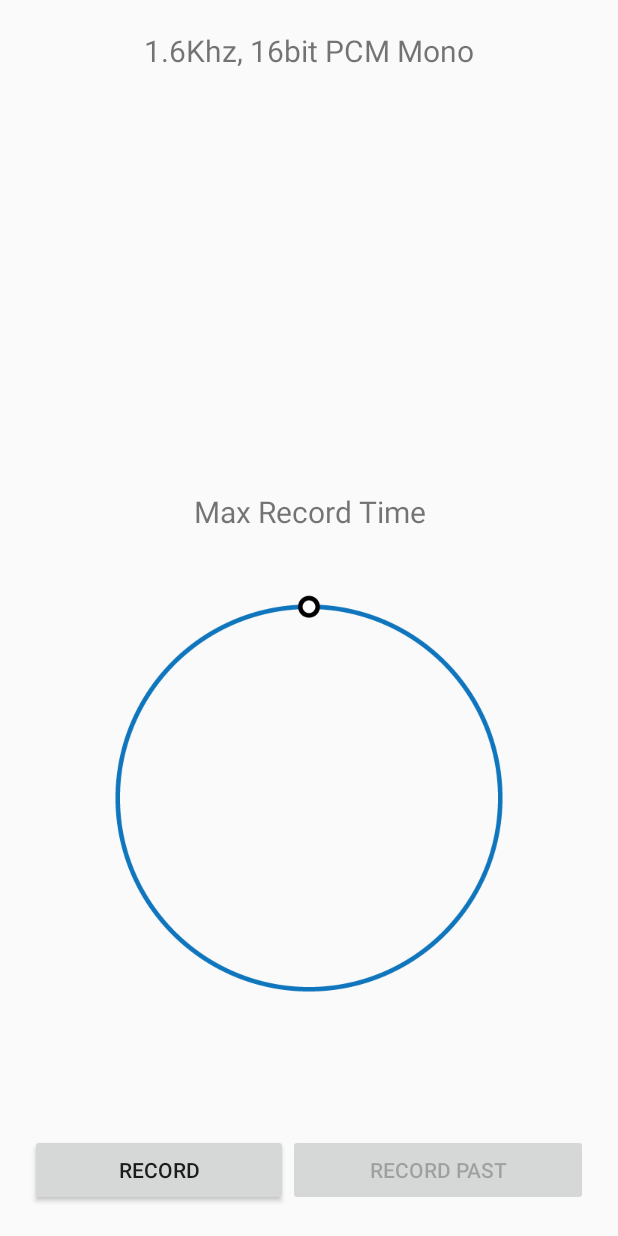
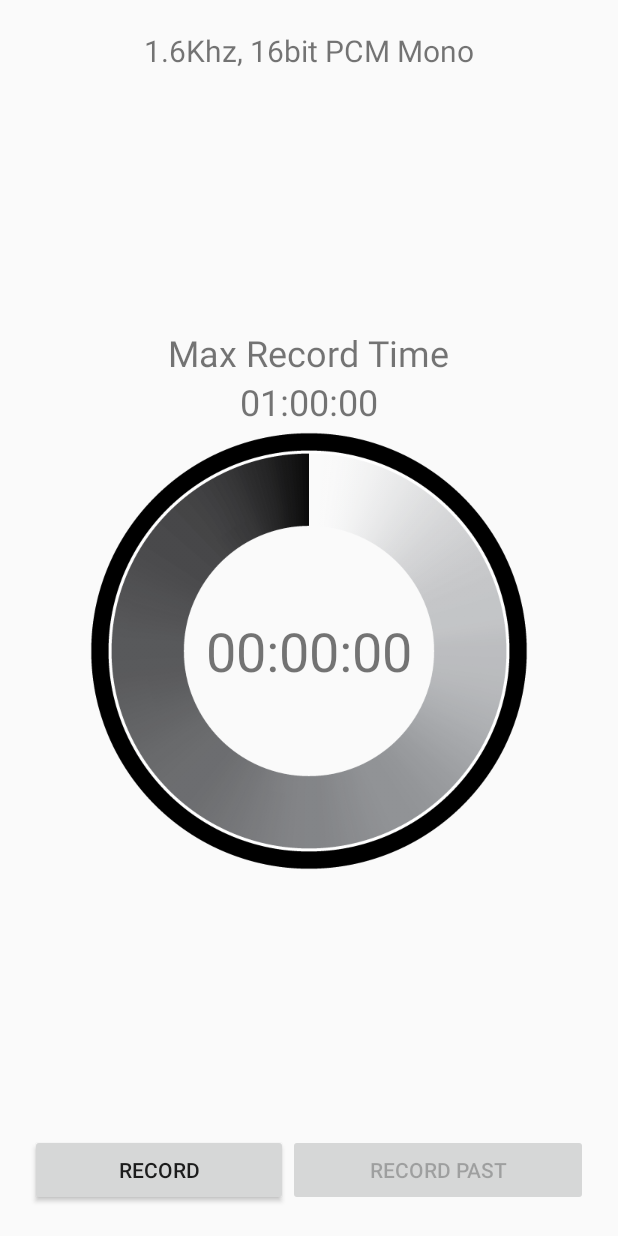
Before and after one commit to youngchoon/SmartRecorder, an Android app: the screen it shows after launch (MainActivity), on a phone screen of 412 x 824 dp. Run offline under Robolectric (Android 15) with nearby library versions, the phone set to English and light mode, and no system bars.

Commit message:
- 최대 가능한 녹음 시간을 표시

```diff
--- a/app/src/main/AndroidManifest.xml
+++ b/app/src/main/AndroidManifest.xml
@@ -4,6 +4,8 @@
 
     <uses-permission android:name="android.permission.RECORD_AUDIO" />
     <uses-permission android:name="android.permission.WRITE_EXTERNAL_STORAGE" />
+    <uses-permission android:name="android.permission.VIBRATE"/>
+
 
     <supports-screens
         android:anyDensity="true"
--- a/app/src/main/java/com/example/lks/www/smartrecorder/RotaryKnobView.java
+++ b/app/src/main/java/com/example/lks/www/smartrecorder/RotaryKnobView.java
@@ -2,6 +2,7 @@ package com.example.lks.www.smartrecorder;
 
 import android.content.Context;
 import android.graphics.Canvas;
+import android.os.Vibrator;
 import android.util.AttributeSet;
 import android.util.Log;
 import android.view.MotionEvent;
@@ -26,6 +27,8 @@ public class RotaryKnobView extends ImageView {
     private byte cycleCnt = 0;
     private float previousAngle = 0f;
     private int maxTime = 3600;
+    private Vibrator vibrator;
+    private byte vibratorSkip = 0;
 
     public interface RotaryKnobListener {
         public void onKnobChanged(int arg);
@@ -36,6 +39,7 @@ public class RotaryKnobView extends ImageView {
         listener = l;
         this.recordTimeView = recordTimeView;
         this.maxTimeView = maxtimeView;
+        vibrator = (Vibrator) getContext().getSystemService(Context.VIBRATOR_SERVICE);
     }
 
     public RotaryKnobView(Context context) {
@@ -108,12 +112,17 @@ public class RotaryKnobView extends ImageView {
                                 cycleCnt = -1;
                         }
                         //Log.v(TAG, "cycleCnt=" + cycleCnt + " previousAngle=" + previousAngle + " Angle=" + angle);
+                        //if(previousAngle - angle >= -6 | previousAngle - angle >= 6 )
+
                         previousAngle = angle;
 
                         if (cycleCnt ==1)
                             angle = 360;
                         else if (cycleCnt == -1)
                             angle = 0;
+                        else
+                            if(vibratorSkip++ % 3 == 0) //need to be optimized
+                                vibrator.vibrate(20);
 
                         float SecondPerAngle = (float) maxTime / 360;
                         float RecordTimeInSecond = SecondPerAngle * angle;
@@ -121,6 +130,7 @@ public class RotaryKnobView extends ImageView {
                         //Log.v(TAG, "timePerAngle =" + SecondPerAngle +" RecordTimeInSecond =" + RecordTimeInSecond);
 
                         recordTimeView.setText(timeFormat(RecordTimeInSecond));
+
                         break;
 
                     case MotionEvent.ACTION_UP:
@@ -128,12 +138,13 @@ public class RotaryKnobView extends ImageView {
                         cycleCnt = 0;
                         previousAngle = 0f;
                         recordTimeView.setText("00:00:00");
+                        maxTime = (int) getTotalBufferTime(); //Temp_code
+                        maxTimeView.setText(timeFormat(maxTime));//temp_location
+                        //TODO function : send RecordTimeInSecond
                         invalidate();
                         break;
 
                     case MotionEvent.ACTION_DOWN:
-                        maxTime = (int) getTotalBufferTime(); //Temp_code
-                        maxTimeView.setText(timeFormat(maxTime));
                         invalidate();
                         break;
                 }
--- a/app/src/main/res/layout/record.xml
+++ b/app/src/main/res/layout/record.xml
@@ -9,48 +9,47 @@
         android:layout_width="fill_parent"
         android:layout_height="wrap_content"
         android:text="@string/format_info"
-        android:layout_weight="0.10"
+        android:layout_weight="1"
         android:textSize="20dip"
-        android:gravity="center_horizontal" />
-<!--
-    <ImageView
-        android:layout_width="fill_parent"
-        android:layout_height="wrap_content"
-        android:src="@drawable/ic_launcher"
-        android:layout_weight="0.8"
-        android:scaleType="fitCenter"/>
--->
+        android:gravity="center_horizontal"/>
+
     <TextView
         android:id="@+id/maxtimeString"
-        android:layout_width="match_parent"
+        android:layout_width="wrap_content"
         android:layout_height="wrap_content"
-        android:layout_gravity="center_vertical|center_horizontal"
-        android:gravity="center"
+        android:layout_gravity="center_horizontal"
         android:text="Max Record Time"
-        android:textSize="20dip"/>
+        android:textSize="24dip"/>
 
     <TextView
         android:id="@+id/maxTime"
         android:layout_width="match_parent"
         android:layout_height="wrap_content"
-        android:layout_gravity="center_vertical|center_horizontal"
+        android:layout_gravity="center"
         android:gravity="center"
-        android:textSize="20dip"/>
+        android:text="01:00:00"
+        android:textSize="24dip"/>
+
+    <RelativeLayout xmlns:android="http://schemas.android.com/apk/res/android"
+        android:layout_width="wrap_content"
+        android:layout_height="wrap_content"
+        android:layout_gravity="center"
+        android:layout_below="@id/maxTime"
+        android:layout_weight="1">
 
         <com.example.lks.www.smartrecorder.RotaryKnobView
             android:id="@+id/jogview"
             android:layout_width="300dp"
-        android:layout_height="300dp"
-        android:layout_gravity="center"/>
+            android:layout_height="300dp"/>
 
         <TextView
             android:id="@+id/recordTime"
-        android:layout_width="match_parent"
-        android:layout_height="wrap_content"
-        android:layout_gravity="center_vertical|center_horizontal"
+            android:layout_width="300dp"
+            android:layout_height="300dp"
             android:gravity="center"
-        android:textSize="40dip"
-        android:paddingBottom="20dip"/>
+            android:text="00:00:00"
+            android:textSize="36dip"/>
+    </RelativeLayout>
 
     <LinearLayout
         android:orientation="horizontal"
```
Also changed, not shown: app/src/main/res/drawable-hdpi/jogview.png. Lines whose indentation alone changed are shown as unchanged.
